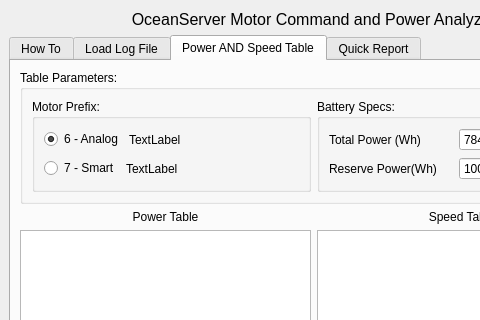
Old version of the form Motor_CMD.ui in the repository NickGoumas/Iver3-Motor-CMD-Analysis; both pictures show x 0 to 480 and y 0 to 320 of the 627 by 709 pixel window.
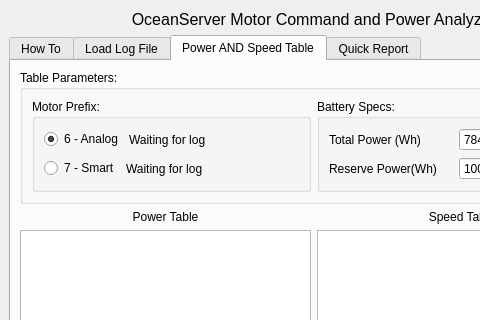
New version of the form. The open tabs and pages were chosen to show the change.

Commit message: Small GUI changes. Speed table generator now automatically selects motor type.

Patch:
```diff
--- a/Motor_CMD.ui
+++ b/Motor_CMD.ui
@@ -344,7 +344,7 @@
                         <item>
                          <widget class="QLabel" name="label_24">
                           <property name="text">
-                           <string>TextLabel</string>
+                           <string>Waiting for log</string>
                           </property>
                          </widget>
                         </item>
@@ -374,7 +374,7 @@
                         <item>
                          <widget class="QLabel" name="label_16">
                           <property name="text">
-                           <string>TextLabel</string>
+                           <string>Waiting for log</string>
                           </property>
                          </widget>
                         </item>
```
Left out of the diff: 4 changed lines with no effect on the pictures. The commit also changes 2 other files.
